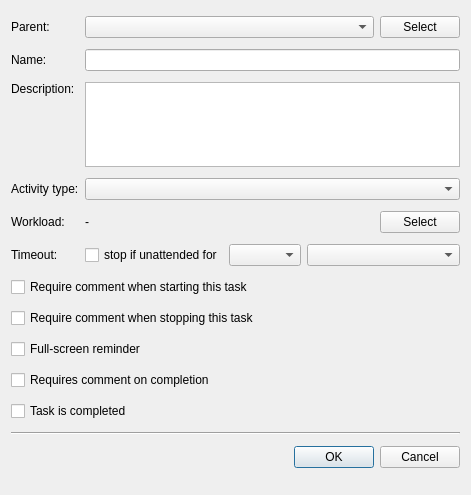
The window that Src.QT/tt3-gui/CreatePublicTaskDialog.ui (akapustiatyahoocouk/TimeTracker3) describes before a commit, drawn with Qt 5.
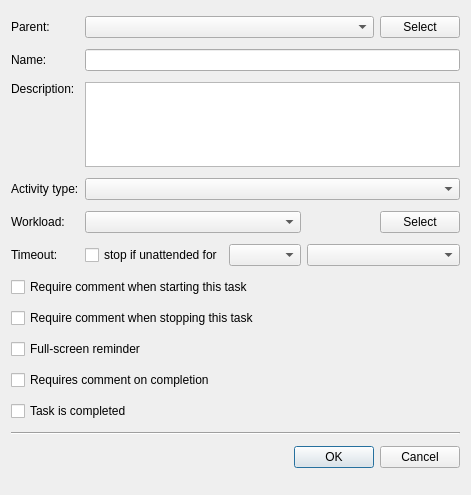
The same window after the commit. Icons and pictures are not drawn.

The edit to the form file:
```diff
--- a/Src.QT/tt3-gui/CreatePublicTaskDialog.ui
+++ b/Src.QT/tt3-gui/CreatePublicTaskDialog.ui
@@ -149,16 +149,6 @@
      </property>
     </widget>
    </item>
-   <item row="4" column="1" colspan="3">
-    <widget class="QLabel" name="workloadValueLabel">
-     <property name="text">
-      <string>-</string>
-     </property>
-     <property name="wordWrap">
-      <bool>true</bool>
-     </property>
-    </widget>
-   </item>
    <item row="2" column="0">
     <widget class="QLabel" name="descriptionLabel">
      <property name="text">
@@ -185,6 +175,9 @@
      </property>
     </widget>
    </item>
+   <item row="4" column="1" colspan="2">
+    <widget class="QComboBox" name="workloadComboBox"/>
+   </item>
   </layout>
  </widget>
  <tabstops>
```
Left out of the diff: 1 changed line with no effect on the pictures.
